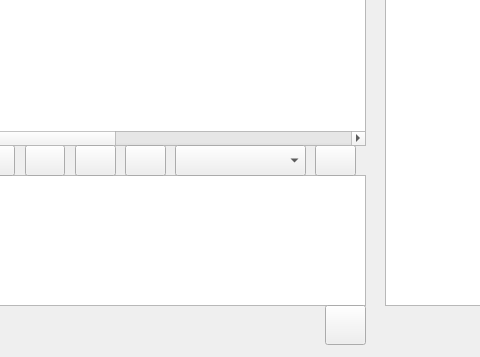
jammgit/Chat, file mainwindow.ui: the form before one commit; both pictures show x 445 to 925 and y 275 to 632 of the 1008 by 632 pixel window.
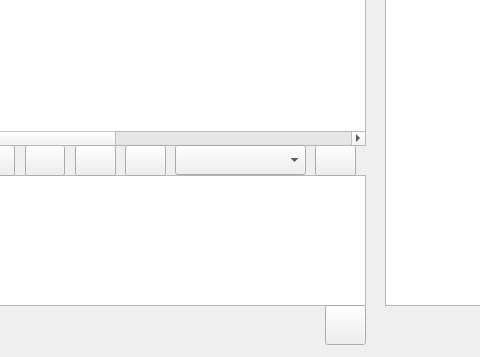
The form after the commit. Icons and pictures are not drawn. Custom widgets are drawn as their Qt base class.

```diff
--- a/mainwindow.ui
+++ b/mainwindow.ui
@@ -539,7 +539,7 @@
       <x>620</x>
       <y>420</y>
       <width>131</width>
-      <height>31</height>
+      <height>30</height>
      </rect>
     </property>
     <property name="acceptDrops">
```
